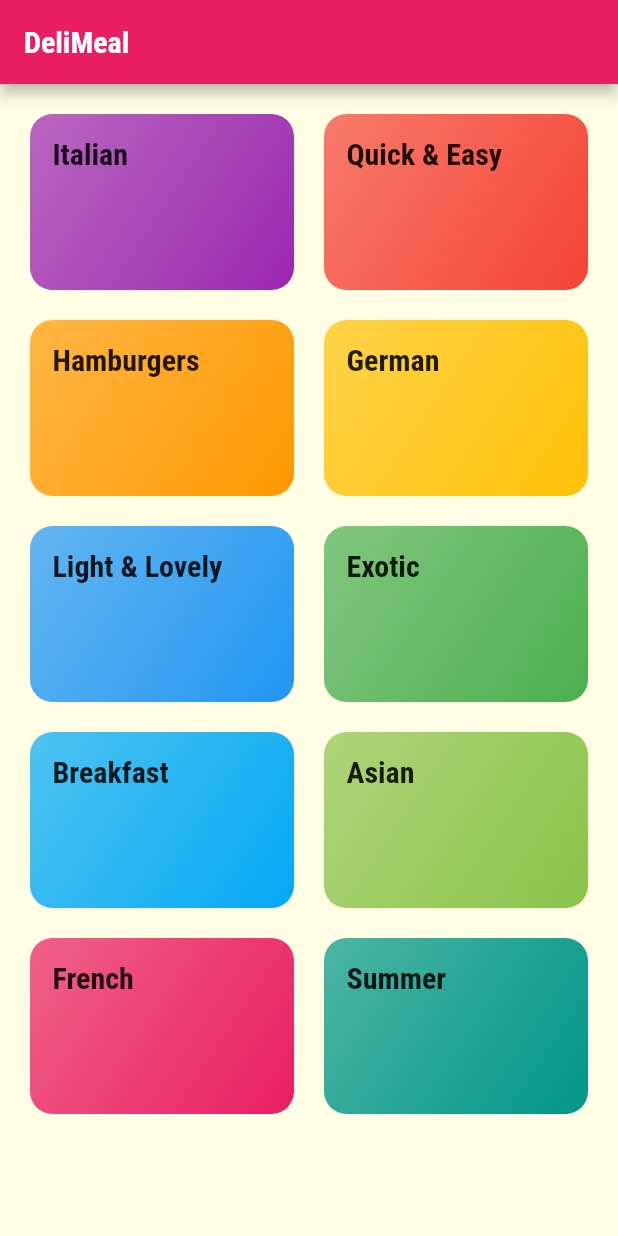
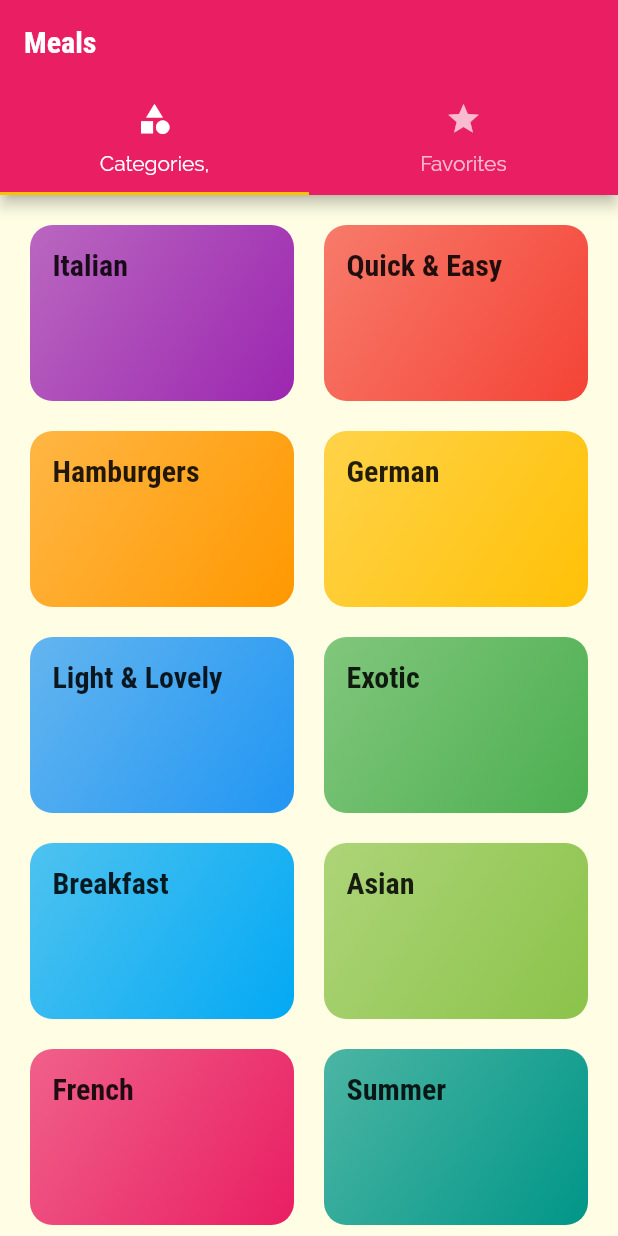
Before and after one commit to kopiHyper/meals_app, a Flutter app: the screen it shows after launch, on a phone screen of 412 x 824 dp. Run offline on Flutter 3.47's test engine with Material 2 defaults, Android fonts, the phone set to English and light mode, and no system bars.

Commit message:
Added tab navigation and favorites tab screen

```diff
--- a/lib/Screens/categories_screen.dart
+++ b/lib/Screens/categories_screen.dart
@@ -9,9 +9,6 @@ class CategoriesScreen extends StatelessWidget {
   @override
   Widget build(BuildContext context) {
     return Scaffold(
-      appBar: AppBar(
-        title: const Text('DeliMeal'),
-      ),
       body: GridView(
         padding: const EdgeInsets.all(20),
         gridDelegate: const SliverGridDelegateWithMaxCrossAxisExtent(
--- /dev/null
+++ b/lib/Screens/favorites_screen.dart
@@ -0,0 +1,12 @@
+import 'package:flutter/material.dart';
+
+class FavoritesScreen extends StatelessWidget {
+  const FavoritesScreen({super.key});
+
+  @override
+  Widget build(BuildContext context) {
+    return const Center(
+      child: Text('Favorites'),
+    );
+  }
+}
--- /dev/null
+++ b/lib/Screens/tabs_screen.dart
@@ -0,0 +1,38 @@
+import 'package:flutter/material.dart';
+
+import './categories_screen.dart';
+import './favorites_screen.dart';
+
+class TabsScreen extends StatefulWidget {
+  const TabsScreen({super.key});
+
+  @override
+  State<TabsScreen> createState() => _TabsScreenState();
+}
+
+class _TabsScreenState extends State<TabsScreen> {
+  @override
+  Widget build(BuildContext context) {
+    return DefaultTabController(
+      length: 2,
+      child: Scaffold(
+        appBar: AppBar(
+          title: const Text('Meals'),
+          bottom: TabBar(
+            indicatorColor: Theme.of(context).colorScheme.secondary,
+            tabs: const [
+              Tab(icon: Icon(Icons.category), text: 'Categories,'),
+              Tab(icon: Icon(Icons.star), text: 'Favorites'),
+            ],
+          ),
+        ),
+        body: const TabBarView(
+          children: [
+            CategoriesScreen(),
+            FavoritesScreen(),
+          ],
+        ),
+      ),
+    );
+  }
+}
--- a/lib/main.dart
+++ b/lib/main.dart
@@ -1,6 +1,6 @@
 import 'package:flutter/material.dart';
 
-import 'Screens/categories_screen.dart';
+import 'Screens/tabs_screen.dart';
 import 'Screens/category_meals_screen.dart';
 import 'Screens/meal_detail_screen.dart';
 
@@ -35,7 +35,7 @@ class MyApp extends StatelessWidget {
       ),
       // home: const CategoriesScreen(),
       routes: {
-        '/': (ctx) => const CategoriesScreen(),
+        '/': (ctx) => const TabsScreen(),
         CategoryMealsScreen.routeName: (ctx) => const CategoryMealsScreen(),
         MealDetailScreen.routName: (ctx) => MealDetailScreen(),
       },
```
